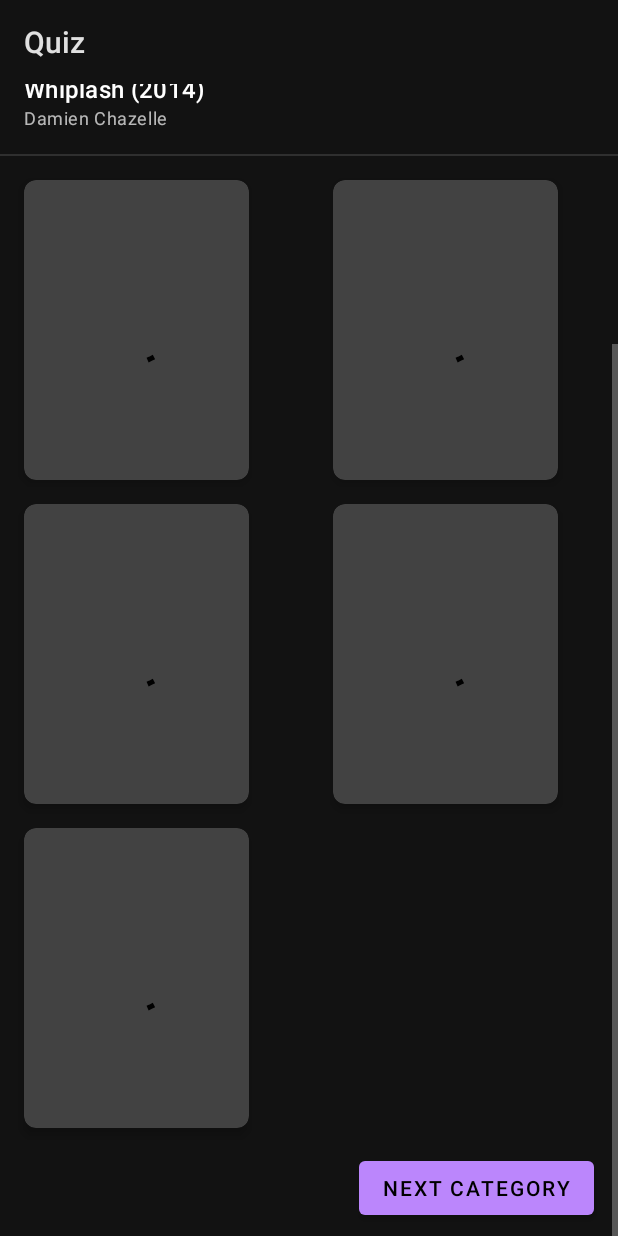
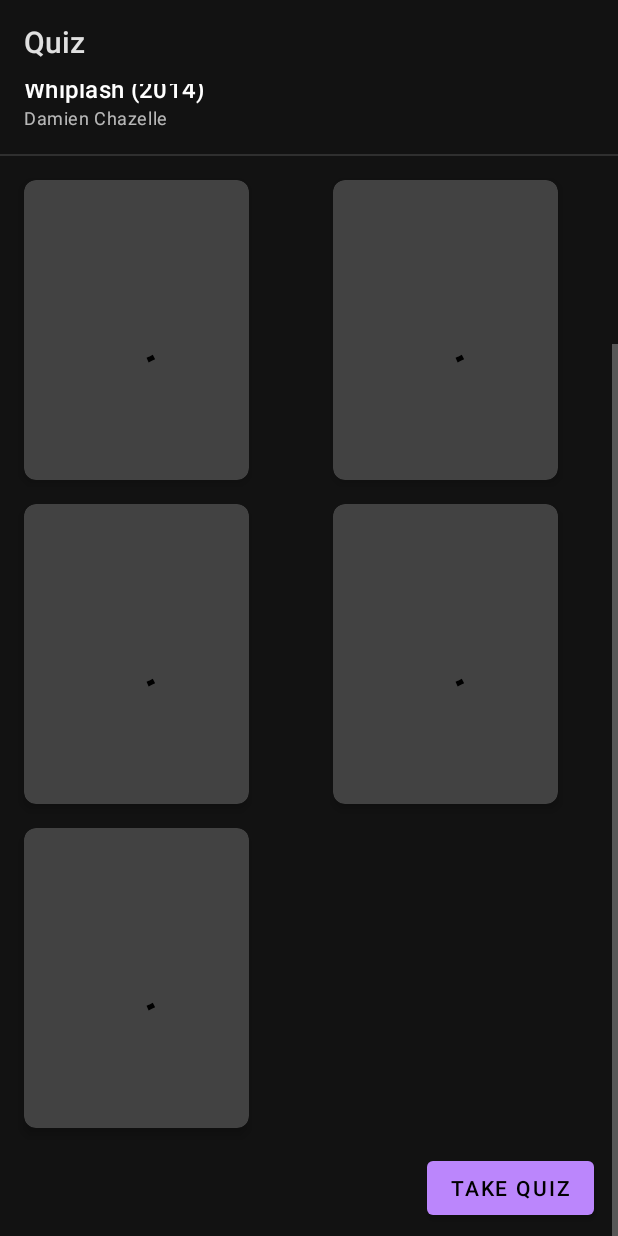
Before and after one commit to paweloot/movie-quiz, an Android app: the fragment ClipFragment shown on its own in the app's theme, scrolled down 64 dp, on a phone screen of 412 x 824 dp. Run offline under Robolectric (Android 15) with nearby library versions, the phone set to English and light mode, and no system bars; our stand-ins replace data binding; plain views replace PlayerView; pictures from the network do not load; 4 statements that could not run were skipped.

Commit message:
Link learning with taking the quiz

```diff
--- a/app/src/main/java/com/paweloot/quiz/ui/learning/ClipFragment.kt
+++ b/app/src/main/java/com/paweloot/quiz/ui/learning/ClipFragment.kt
@@ -6,6 +6,7 @@
 import android.view.ViewGroup
 import androidx.fragment.app.Fragment
 import androidx.lifecycle.ViewModelProvider
+import androidx.navigation.fragment.findNavController
 import androidx.recyclerview.widget.GridLayoutManager
 import com.google.android.exoplayer2.ExoPlayerFactory
 import com.google.android.exoplayer2.SimpleExoPlayer
@@ -53,8 +54,9 @@
         currentClip = viewModel.clipData[0]
         binding.clipQuestion = currentClip
 
-        next_button.setOnClickListener {
-
+        takeQuizButton.setOnClickListener {
+            findNavController()
+                .navigate(ClipFragmentDirections.actionClipFragmentToQuestionFragment())
         }
 
         initializePlayer()
--- a/app/src/main/java/com/paweloot/quiz/ui/quiz/QuizFragment.kt
+++ b/app/src/main/java/com/paweloot/quiz/ui/quiz/QuizFragment.kt
@@ -196,6 +196,6 @@
 
     private fun navigateToMenu() {
         findNavController()
-            .navigate(QuestionFragmentDirections.actionQuestionFragmentToMainFragment())
+            .navigate(QuizFragmentDirections.actionQuestionFragmentToMainFragment())
     }
 }
--- a/app/src/main/res/layout/fragment_clip.xml
+++ b/app/src/main/res/layout/fragment_clip.xml
@@ -75,13 +75,13 @@
                 tools:listitem="@layout/list_item_clip" />
 
             <com.google.android.material.button.MaterialButton
-                android:id="@+id/next_button"
+                android:id="@+id/takeQuizButton"
                 android:layout_width="wrap_content"
                 android:layout_height="wrap_content"
                 android:layout_marginTop="8dp"
                 android:layout_marginEnd="16dp"
                 android:layout_marginBottom="8dp"
-                android:text="@string/next_category"
+                android:text="@string/take_quiz"
                 app:layout_constraintBottom_toBottomOf="parent"
                 app:layout_constraintEnd_toEndOf="parent"
                 app:layout_constraintHorizontal_bias="1.0"
--- a/app/src/main/res/navigation/nav_graph.xml
+++ b/app/src/main/res/navigation/nav_graph.xml
@@ -62,7 +62,9 @@
             app:enterAnim="@anim/slide_in_left"
             app:exitAnim="@anim/slide_out_left"
             app:popEnterAnim="@anim/slide_in_right"
-            app:popExitAnim="@anim/slide_out_right" />
+            app:popExitAnim="@anim/slide_out_right"
+            app:popUpTo="@id/mainFragment"
+            app:popUpToInclusive="false" />
     </fragment>
     <fragment
         android:id="@+id/questionFragment"
--- a/app/src/main/res/values/strings.xml
+++ b/app/src/main/res/values/strings.xml
@@ -14,4 +14,5 @@
     <!-- TODO: Remove or change this placeholder text -->
     <string name="hello_blank_fragment">Hello blank fragment</string>
     <string name="no_answer_selected_toast">Select an answer to continue</string>
+    <string name="take_quiz">Take quiz</string>
 </resources>
```
